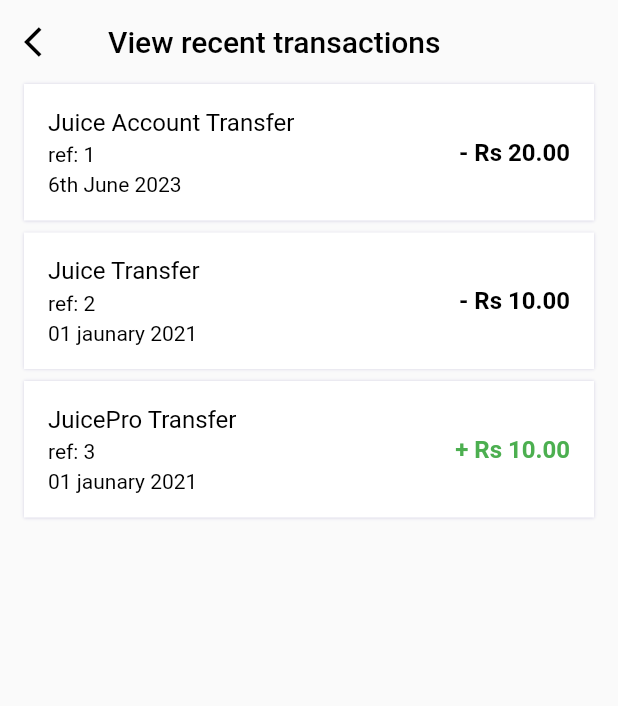
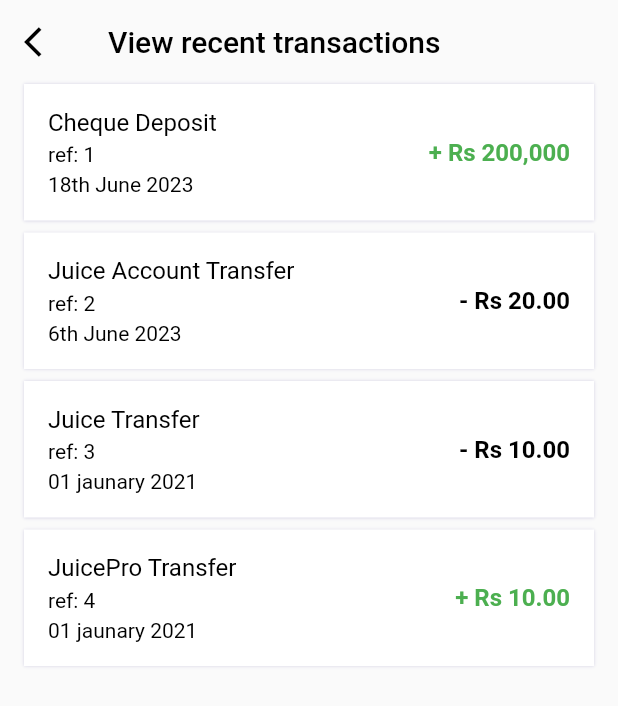
Before and after one commit to fz3hra/flutter_mcb, a Flutter app: the TransactionHistoryScreen screen opened by its route, on a phone screen of 412 x 824 dp. Shown: the top 706 px of the screen. Run offline on Flutter 3.47's test engine with Material 2 defaults, Android fonts, the phone set to English and light mode, and no system bars; our stand-ins replace eva_icons_flutter, flutter_svg, gap, shared_preferences; missing offline and left inert: dateofbirth, dob_input_field, encrypt, qr_code_scanner; accounts and stored records are empty.

Commit message:
:lipstick: some ui changes

```diff
--- a/lib/models/transaction_model.dart
+++ b/lib/models/transaction_model.dart
@@ -16,10 +16,18 @@ class TransactionModel {
 
   static List<TransactionModel> transactionModelLists = [
     TransactionModel(
+      transactionName: 'Cheque Deposit',
+      amount: '200,000',
+      date: '18th June 2023',
+      referenceId: '1',
+      personName: 'Mr John Doe',
+      transactionType: 'cheque',
+    ),
+    TransactionModel(
       transactionName: 'Juice Account Transfer',
       amount: '20.00',
       date: '6th June 2023',
-      referenceId: '1',
+      referenceId: '2',
       personName: 'Mr John Doe',
       transactionType: 'cheque',
     ),
@@ -27,7 +35,7 @@ class TransactionModel {
       transactionName: 'Juice Transfer',
       amount: '10.00',
       date: '01 jaunary 2021',
-      referenceId: '2',
+      referenceId: '3',
       personName: 'Mr McWell',
       transactionType: 'bank',
     ),
@@ -35,7 +43,7 @@ class TransactionModel {
       transactionName: 'JuicePro Transfer',
       amount: '10.00',
       date: '01 jaunary 2021',
-      referenceId: '3',
+      referenceId: '4',
       personName: 'Mr Chris Lambert',
       transactionType: 'atm',
     ),
--- a/lib/widgets/home_widgets/transaction_details.dart
+++ b/lib/widgets/home_widgets/transaction_details.dart
@@ -64,7 +64,8 @@ class TransactionDetailsWidget extends StatelessWidget {
           ),
           Column(
             children: [
-              transactionName == "JuicePro Transfer"
+              (transactionName == "JuicePro Transfer" ||
+                      transactionName == "Cheque Deposit")
                   ? Text(
                       "+ Rs ${amount}",
                       style: TextStyle(
```
